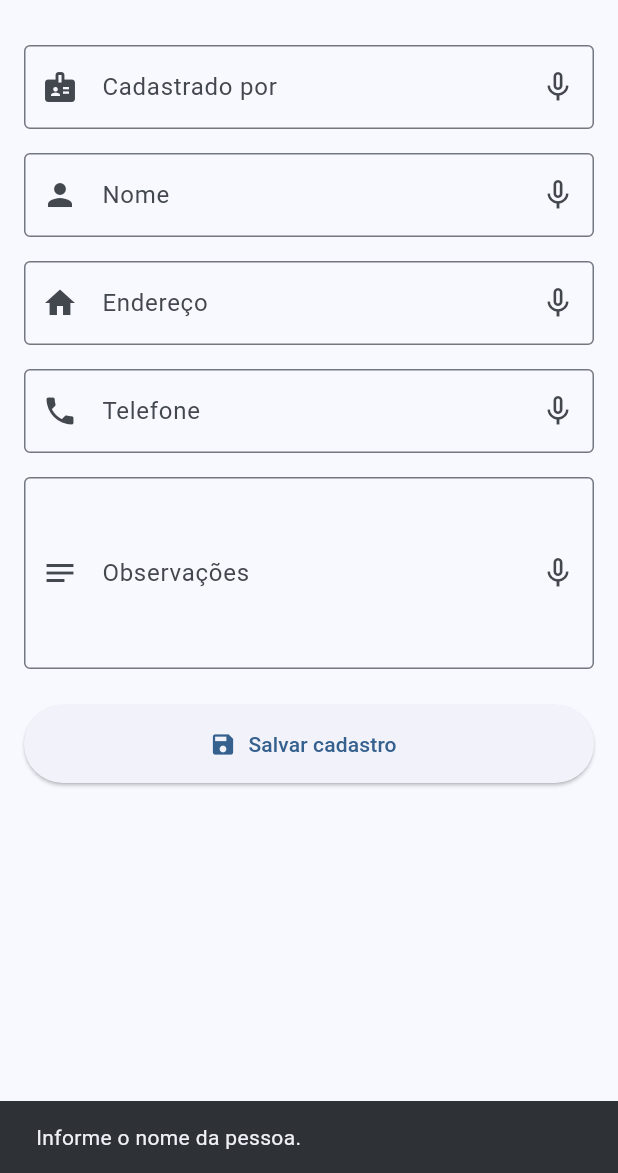
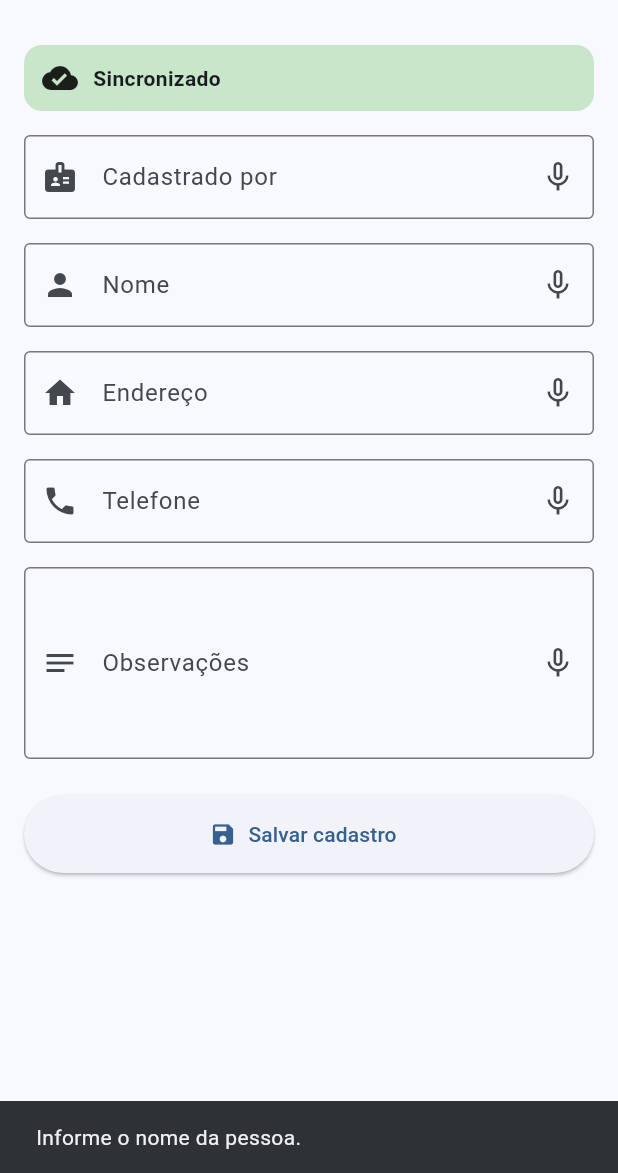
Before and after one commit to titoufu/CadastroPorVoz, a Flutter app: the screen it shows after launch, after a tap on "Salvar cadastro", on a phone screen of 412 x 824 dp, the part 63-1236 px from its top. Run offline on Flutter 3.47's test engine with Material 3 defaults, Android fonts, the phone set to English and light mode, and no system bars; our stand-ins replace cloud_firestore, firebase_auth, firebase_core, shared_preferences, speech_to_text, sqflite; accounts and stored records are empty; network calls fail; statements that could not run were skipped.

Commit message:
Adiciona indicador de sincronizacao

```diff
--- a/lib/main.dart
+++ b/lib/main.dart
@@ -1,15 +1,15 @@
+import 'package:firebase_core/firebase_core.dart';
 import 'package:flutter/material.dart';
+import 'package:uuid/uuid.dart';
 
 import 'banco/banco_dados.dart';
+import 'firebase_options.dart';
 import 'modelos/pessoa.dart';
+import 'servicos/autenticacao_service.dart';
+import 'servicos/firestore_service.dart';
+import 'servicos/operador_service.dart';
 import 'servicos/voz_service.dart';
 import 'telas/tela_consulta.dart';
-import 'servicos/operador_service.dart';
-import 'package:firebase_core/firebase_core.dart';
-import 'firebase_options.dart';
-import 'servicos/autenticacao_service.dart';
-import 'package:uuid/uuid.dart';
-import 'servicos/firestore_service.dart';
 
 Future<void> main() async {
   WidgetsFlutterBinding.ensureInitialized();
@@ -51,15 +51,19 @@ class _TelaCadastroState extends State<TelaCadastro> {
   final enderecoController = TextEditingController();
   final telefoneController = TextEditingController();
   final observacoesController = TextEditingController();
+
+  final VozService vozService = VozService.instancia;
   final OperadorService operadorService = OperadorService.instancia;
-  final VozService vozService = VozService.instancia;
-  final Uuid geradorUuid = Uuid();
   final FirestoreService firestoreService = FirestoreService.instancia;
+  final Uuid geradorUuid = const Uuid();
 
   bool vozDisponivel = false;
   String? campoEmEscuta;
+
   bool salvando = false;
   bool sincronizando = false;
+
+  String statusSincronizacao = 'Aguardando';
 
   @override
   void initState() {
@@ -67,6 +71,7 @@ class _TelaCadastroState extends State<TelaCadastro> {
 
     carregarOperador();
     inicializarVoz();
+
     WidgetsBinding.instance.addPostFrameCallback((_) {
       sincronizarCadastros();
     });
@@ -195,8 +200,6 @@ class _TelaCadastroState extends State<TelaCadastro> {
 
       if (!mounted) return;
 
-      // O campo "Cadastrado por" não é apagado,
-      // facilitando vários cadastros feitos pela mesma pessoa.
       nomeController.clear();
       enderecoController.clear();
       telefoneController.clear();
@@ -216,21 +219,58 @@ class _TelaCadastroState extends State<TelaCadastro> {
     }
   }
 
+  Future<void> sincronizarCadastros() async {
+    if (sincronizando) return;
+
+    setState(() {
+      sincronizando = true;
+      statusSincronizacao = 'Sincronizando...';
+    });
+
+    try {
+      final pessoas = await firestoreService.listarPessoasAtivas();
+
+      final uuidsExcluidos = await firestoreService.listarUuidsExcluidos();
+
+      for (final pessoa in pessoas) {
+        await BancoDados.instancia.salvarOuAtualizarPorUuid(pessoa);
+      }
+
+      for (final uuid in uuidsExcluidos) {
+        await BancoDados.instancia.excluirPorUuid(uuid);
+      }
+
+      if (!mounted) return;
+
+      setState(() {
+        statusSincronizacao = 'Sincronizado';
+      });
+
+      mostrarMensagem(
+        '${pessoas.length} cadastro(s) sincronizado(s) e '
+        '${uuidsExcluidos.length} exclusão(ões) aplicada(s).',
+      );
+    } catch (erro) {
+      if (!mounted) return;
+
+      setState(() {
+        statusSincronizacao = 'Erro ao sincronizar';
+      });
+
+      mostrarMensagem('Não foi possível sincronizar: $erro');
+    } finally {
+      if (mounted) {
+        setState(() {
+          sincronizando = false;
+        });
+      }
+    }
+  }
+
   void mostrarMensagem(String mensagem) {
     ScaffoldMessenger.of(
       context,
     ).showSnackBar(SnackBar(content: Text(mensagem)));
-  }
-
-  @override
-  void dispose() {
-    nomeController.dispose();
-    enderecoController.dispose();
-    telefoneController.dispose();
-    observacoesController.dispose();
-    cadastradoPorController.dispose();
-
-    super.dispose();
   }
 
   Widget botaoMicrofone({
@@ -251,40 +291,56 @@ class _TelaCadastroState extends State<TelaCadastro> {
     );
   }
 
-  Future<void> sincronizarCadastros() async {
-    if (sincronizando) return;
+  Widget indicadorSincronizacao() {
+    Color corFundo;
+    IconData icone;
 
-    setState(() {
-      sincronizando = true;
-    });
+    if (sincronizando) {
+      corFundo = Colors.orange.shade100;
+      icone = Icons.sync;
+    } else if (statusSincronizacao == 'Sincronizado') {
+      corFundo = Colors.green.shade100;
+      icone = Icons.cloud_done;
+    } else if (statusSincronizacao == 'Erro ao sincronizar') {
+      corFundo = Colors.red.shade100;
+      icone = Icons.cloud_off;
+    } else {
+      corFundo = Colors.grey.shade200;
+      icone = Icons.cloud_queue;
+    }
 
-    try {
-      final pessoas = await firestoreService.listarPessoasAtivas();
-      final uuidsExcluidos = await firestoreService.listarUuidsExcluidos();
+    return Container(
+      width: double.infinity,
+      padding: const EdgeInsets.symmetric(horizontal: 12, vertical: 10),
+      margin: const EdgeInsets.only(bottom: 16),
+      decoration: BoxDecoration(
+        color: corFundo,
+        borderRadius: BorderRadius.circular(12),
+      ),
+      child: Row(
+        children: [
+          Icon(icone),
+          const SizedBox(width: 10),
+          Expanded(
+            child: Text(
+              statusSincronizacao,
+              style: const TextStyle(fontWeight: FontWeight.w600),
+            ),
+          ),
+        ],
+      ),
+    );
+  }
 
-      for (final pessoa in pessoas) {
-        await BancoDados.instancia.salvarOuAtualizarPorUuid(pessoa);
-      }
-      for (final uuid in uuidsExcluidos) {
-        await BancoDados.instancia.excluirPorUuid(uuid);
-      }
-      if (!mounted) return;
+  @override
+  void dispose() {
+    cadastradoPorController.dispose();
+    nomeController.dispose();
+    enderecoController.dispose();
+    telefoneController.dispose();
+    observacoesController.dispose();
 
-      mostrarMensagem(
-        '${pessoas.length} cadastro(s) sincronizado(s) e '
-        '${uuidsExcluidos.length} exclusão(ões) aplicada(s).',
-      );
-    } catch (erro) {
-      if (!mounted) return;
-
-      mostrarMensagem('Não foi possível sincronizar: $erro');
-    } finally {
-      if (mounted) {
-        setState(() {
-          sincronizando = false;
-        });
-      }
-    }
+    super.dispose();
   }
 
   @override
@@ -311,7 +367,7 @@ class _TelaCadastroState extends State<TelaCadastro> {
             onPressed: () async {
               await sincronizarCadastros();
 
-              if (!mounted) return;
+              if (!context.mounted) return;
 
               Navigator.of(context).push(
                 MaterialPageRoute(builder: (context) => const TelaConsulta()),
@@ -325,6 +381,8 @@ class _TelaCadastroState extends State<TelaCadastro> {
           padding: const EdgeInsets.all(16),
           child: Column(
             children: [
+              indicadorSincronizacao(),
+
               TextField(
                 controller: cadastradoPorController,
                 textCapitalization: TextCapitalization.words,
```
